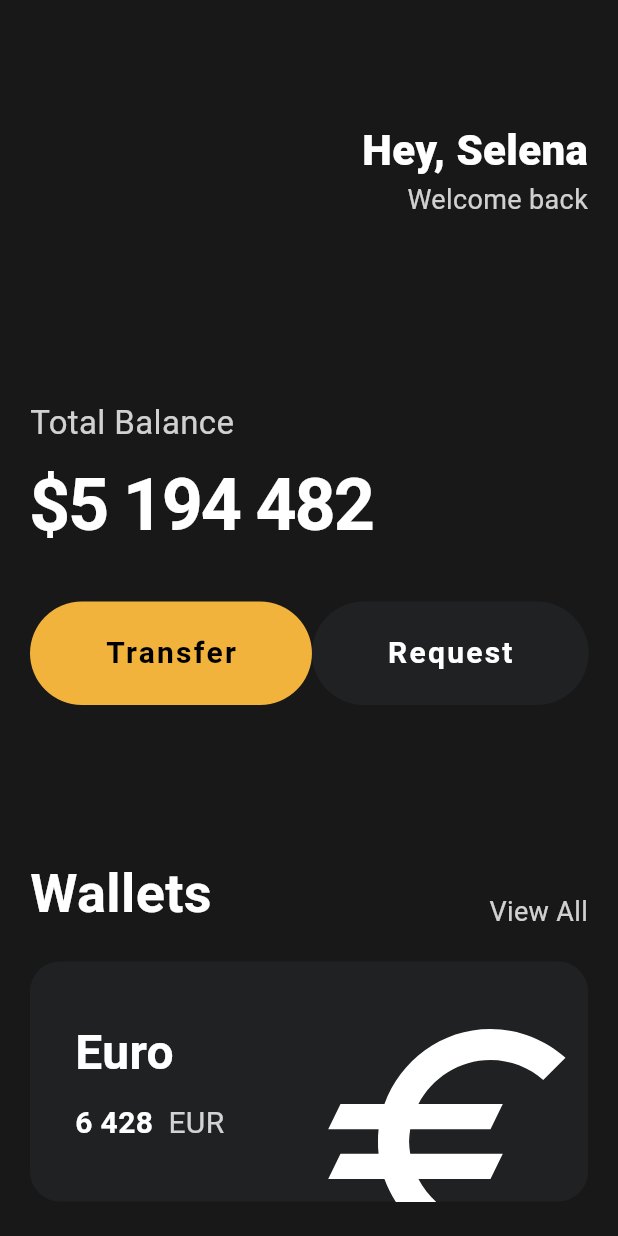
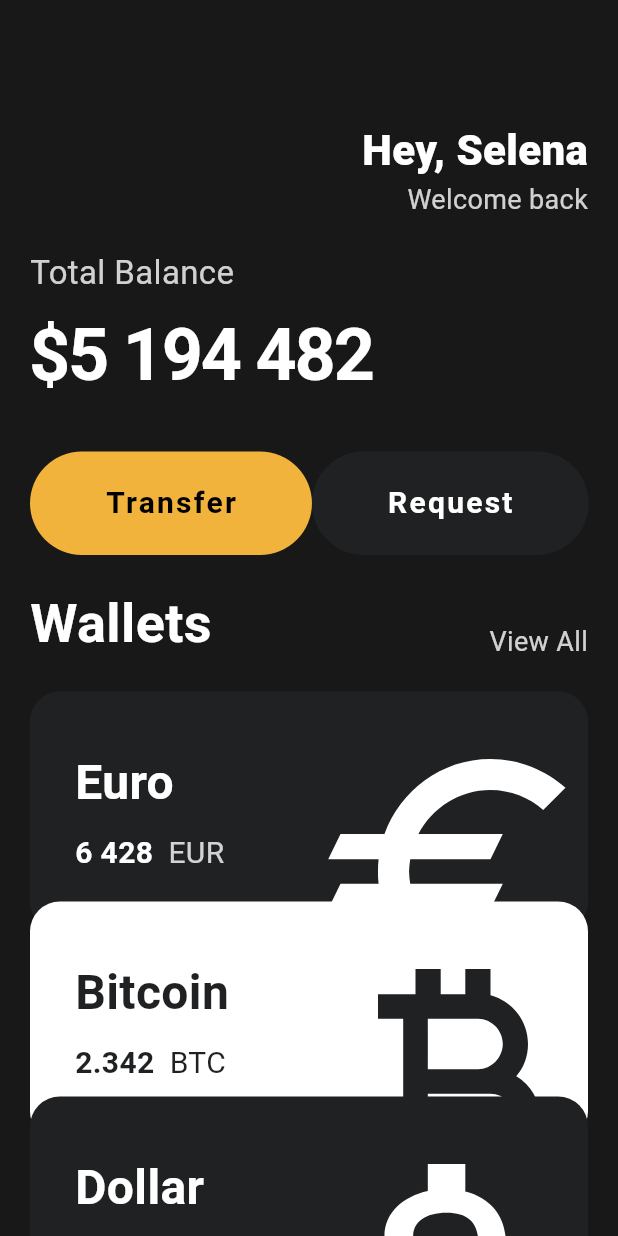
Before and after one commit to helious23/toonflix_again, a Flutter app: the screen it shows after launch, on a phone screen of 412 x 824 dp. Run offline on Flutter 3.47's test engine with Material 3 defaults, Android fonts, the phone set to English and light mode, and no system bars.

Commit message:
#3.8 Reusable Cards

```diff
--- a/lib/main.dart
+++ b/lib/main.dart
@@ -1,4 +1,5 @@
 import 'package:flutter/material.dart';
+import 'package:toonflix/widgets/currency_card.dart';
 import 'package:toonflix/widgets/button.dart';
 
 void main() {
@@ -13,12 +14,15 @@ class MyApp extends StatelessWidget {
     return MaterialApp(
       home: Scaffold(
         backgroundColor: const Color(0xFF181818),
-        body: Padding(
-          padding: const EdgeInsets.symmetric(horizontal: 20),
+        body: SingleChildScrollView(
+          child: Padding(
+            padding: const EdgeInsets.symmetric(
+              horizontal: 20,
+              vertical: 80,
+            ),
             child: Column(
               crossAxisAlignment: CrossAxisAlignment.start,
               children: [
-              const SizedBox(height: 80),
                 Row(
                   mainAxisAlignment: MainAxisAlignment.end,
                   children: [
@@ -36,7 +40,9 @@ class MyApp extends StatelessWidget {
                         Text(
                           "Welcome back",
                           style: TextStyle(
-                          color: Colors.white.withValues(alpha: 0.8),
+                            color: Colors.white.withValues(
+                              alpha: 0.8,
+                            ),
                             fontSize: 18,
                             fontWeight: FontWeight.w400,
                           ),
@@ -45,7 +51,7 @@ class MyApp extends StatelessWidget {
                     ),
                   ],
                 ),
-              const SizedBox(height: 120),
+                const SizedBox(height: 20),
                 Text(
                   'Total Balance',
                   style: TextStyle(
@@ -79,7 +85,7 @@ class MyApp extends StatelessWidget {
                     ),
                   ],
                 ),
-              const SizedBox(height: 100),
+                const SizedBox(height: 20),
                 Row(
                   mainAxisAlignment: MainAxisAlignment.spaceBetween,
                   crossAxisAlignment: CrossAxisAlignment.end,
@@ -102,69 +108,35 @@ class MyApp extends StatelessWidget {
                   ],
                 ),
                 const SizedBox(height: 20),
-              Container(
-                clipBehavior: Clip.hardEdge,
-                decoration: BoxDecoration(
-                  color: const Color(0xFF1F2123),
-                  borderRadius: BorderRadius.circular(20),
+                const CurrencyCard(
+                  name: "Euro",
+                  code: "EUR",
+                  amount: "6 428",
+                  icon: Icons.euro_sharp,
+                  isInverted: false,
                 ),
-                child: Padding(
-                  padding: const EdgeInsets.all(30),
-                  child: Row(
-                    mainAxisAlignment: MainAxisAlignment.spaceBetween,
-                    children: [
-                      Column(
-                        crossAxisAlignment: CrossAxisAlignment.start,
-                        children: [
-                          const Text(
-                            "Euro",
-                            style: TextStyle(
-                              color: Colors.white,
-                              fontSize: 32,
-                              fontWeight: FontWeight.w600,
+                Transform.translate(
+                  offset: const Offset(0, -20),
+                  child: const CurrencyCard(
+                    name: "Bitcoin",
+                    code: "BTC",
+                    amount: "2.342",
+                    icon: Icons.currency_bitcoin,
+                    isInverted: true,
                   ),
                 ),
-                          const SizedBox(height: 10),
-                          Row(
-                            children: [
-                              const Text(
-                                "6 428",
-                                style: TextStyle(
-                                  color: Colors.white,
-                                  fontSize: 20,
-                                  fontWeight: FontWeight.w600,
-                                ),
-                              ),
-                              const SizedBox(width: 10),
-                              Text(
-                                "EUR",
-                                style: TextStyle(
-                                  color: Colors.white.withValues(
-                                    alpha: 0.8,
-                                  ),
-                                  fontSize: 20,
+                Transform.translate(
+                  offset: const Offset(0, -50),
+                  child: const CurrencyCard(
+                    name: "Dollar",
+                    code: "USD",
+                    amount: "1 000",
+                    icon: Icons.attach_money_outlined,
+                    isInverted: false,
                   ),
                 ),
               ],
             ),
-                        ],
-                      ),
-                      Transform.scale(
-                        scale: 2,
-                        child: Transform.translate(
-                          offset: const Offset(-5, 20),
-                          child: const Icon(
-                            Icons.euro_sharp,
-                            color: Colors.white,
-                            size: 100,
-                          ),
-                        ),
-                      ),
-                    ],
-                  ),
-                ),
-              ),
-            ],
           ),
         ),
       ),
--- /dev/null
+++ b/lib/widgets/currency_card.dart
@@ -0,0 +1,85 @@
+import 'package:flutter/material.dart';
+
+class CurrencyCard extends StatelessWidget {
+  final String name, code, amount;
+  final IconData icon;
+  final bool isInverted;
+  final Color _blackColor = const Color(0xFF1F2123);
+
+  const CurrencyCard({
+    super.key,
+    required this.name,
+    required this.code,
+    required this.amount,
+    required this.icon,
+    required this.isInverted,
+  });
+
+  @override
+  Widget build(BuildContext context) {
+    return Container(
+      clipBehavior: Clip.hardEdge,
+      decoration: BoxDecoration(
+        color: isInverted ? Colors.white : _blackColor,
+        borderRadius: BorderRadius.circular(20),
+      ),
+      child: Padding(
+        padding: const EdgeInsets.all(30),
+        child: Row(
+          mainAxisAlignment: MainAxisAlignment.spaceBetween,
+          children: [
+            Column(
+              crossAxisAlignment: CrossAxisAlignment.start,
+              children: [
+                Text(
+                  name,
+                  style: TextStyle(
+                    color: isInverted ? _blackColor : Colors.white,
+                    fontSize: 32,
+                    fontWeight: FontWeight.w600,
+                  ),
+                ),
+                const SizedBox(height: 10),
+                Row(
+                  children: [
+                    Text(
+                      amount,
+                      style: TextStyle(
+                        color: isInverted
+                            ? _blackColor
+                            : Colors.white,
+                        fontSize: 20,
+                        fontWeight: FontWeight.w600,
+                      ),
+                    ),
+                    const SizedBox(width: 10),
+                    Text(
+                      code,
+                      style: TextStyle(
+                        color: isInverted
+                            ? _blackColor
+                            : Colors.white.withValues(alpha: 0.8),
+                        fontSize: 20,
+                      ),
+                    ),
+                  ],
+                ),
+              ],
+            ),
+            Transform.scale(
+              scale: 2,
+              child: Transform.translate(
+                offset: const Offset(-5, 20),
+                child: Icon(
+                  icon,
+                  color: isInverted ? _blackColor : Colors.white,
+                  size: 100,
+                ),
+              ),
+            ),
+          ],
+        ),
+      ),
+    );
+  }
+}
```
Lines whose indentation alone changed are shown as unchanged.
